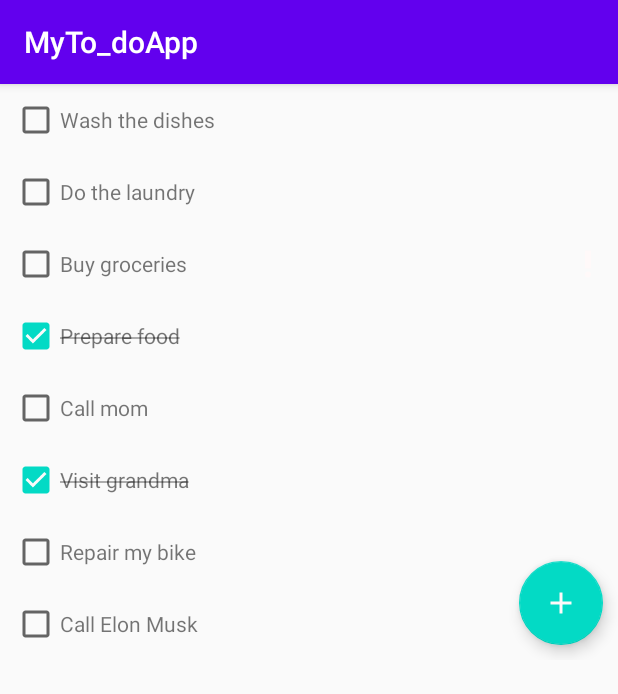
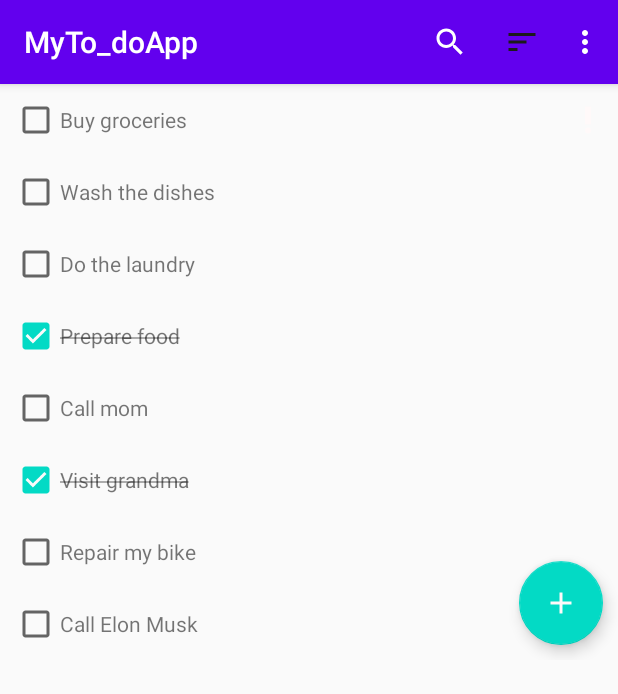
Before and after one commit to samuelaguila/MyTo_doApp, an Android app: the screen it shows after launch (MainActivity), on a phone screen of 412 x 824 dp. Shown: the top 694 px of the screen. Run offline under Robolectric (Android 15) with nearby library versions, the phone set to English and light mode, and no system bars; our stand-ins replace Dagger/Hilt's generated code, Room's generated code; libraries missing offline, so code that uses them is left out: androidx.hilt.lifecycle.

Commit message:
Setup Search View

```diff
--- a/app/src/main/java/com/saam/myto_doapp/data/TaskDao.kt
+++ b/app/src/main/java/com/saam/myto_doapp/data/TaskDao.kt
@@ -7,8 +7,8 @@ import kotlinx.coroutines.flow.Flow
 @Dao
 interface TaskDao {
 
-    @Query("SELECT * FROM task_table")
-    fun getTasks(): Flow<List<Task>>
+    @Query("SELECT * FROM task_table WHERE name LIKE '%' || :searchQuery ||'%' ORDER BY important DESC")
+    fun getTasks(searchQuery: String): Flow<List<Task>>
 
     @Insert(onConflict = OnConflictStrategy.REPLACE)
     suspend fun insert(task: Task)
--- a/app/src/main/java/com/saam/myto_doapp/ui/tasks/TasksFragment.kt
+++ b/app/src/main/java/com/saam/myto_doapp/ui/tasks/TasksFragment.kt
@@ -1,12 +1,17 @@
 package com.saam.myto_doapp.ui.tasks
 
 import android.os.Bundle
+import android.view.Menu
+import android.view.MenuInflater
+import android.view.MenuItem
 import android.view.View
+import androidx.appcompat.widget.SearchView
 import androidx.fragment.app.Fragment
 import androidx.fragment.app.viewModels
 import androidx.recyclerview.widget.LinearLayoutManager
 import com.saam.myto_doapp.R
 import com.saam.myto_doapp.databinding.FragmentTasksBinding
+import com.saam.myto_doapp.util.onQueryTextChanged
 import dagger.hilt.android.AndroidEntryPoint
 
 @AndroidEntryPoint
@@ -31,5 +36,37 @@ class TasksFragment : Fragment(R.layout.fragment_tasks) {
         viewModel.tasks.observe(viewLifecycleOwner) {
             taskAdapter.submitList(it)
         }
+
+        setHasOptionsMenu(true)
+    }
+
+    override fun onCreateOptionsMenu(menu: Menu, inflater: MenuInflater) {
+        super.onCreateOptionsMenu(menu, inflater)
+        inflater.inflate(R.menu.menu_fragment_tasks, menu)
+
+        val searchItem = menu.findItem(R.id.action_search)
+        val searchView = searchItem.actionView as SearchView
+
+        searchView.onQueryTextChanged{
+            viewModel.searchQuery.value= it
+        }
+    }
+
+    override fun onOptionsItemSelected(item: MenuItem): Boolean {
+        return when(item.itemId){
+            R.id.action_sort_by_name -> {
+                true
+            }
+            R.id.action_sort_by_date_created -> {
+                true
+            }
+            R.id.action_hide_completed_tasks -> {
+                true
+            }
+            R.id.action_delete_all_completed_tasks -> {
+                true
+            }
+            else -> super.onOptionsItemSelected(item)
+        }
     }
 }
--- a/app/src/main/java/com/saam/myto_doapp/ui/tasks/TasksViewModel.kt
+++ b/app/src/main/java/com/saam/myto_doapp/ui/tasks/TasksViewModel.kt
@@ -4,6 +4,9 @@ import androidx.hilt.lifecycle.ViewModelInject
 import androidx.lifecycle.ViewModel
 import androidx.lifecycle.asLiveData
 import com.saam.myto_doapp.data.TaskDao
+import kotlinx.coroutines.flow.MutableStateFlow
+import kotlinx.coroutines.flow.flatMapConcat
+import kotlinx.coroutines.flow.flatMapLatest
 
 class TasksViewModel
 @ViewModelInject
@@ -11,5 +14,11 @@ constructor(
     private val taskDao: TaskDao
 ) : ViewModel() {
 
-    val tasks = taskDao.getTasks().asLiveData()
+    val searchQuery= MutableStateFlow("")
+
+    private val tasksFlow= searchQuery.flatMapLatest {
+        taskDao.getTasks(it)
+    }
+
+    val tasks = tasksFlow.asLiveData()
 }
--- /dev/null
+++ b/app/src/main/java/com/saam/myto_doapp/util/ViewExt.kt
@@ -0,0 +1,16 @@
+package com.saam.myto_doapp.util
+
+import androidx.appcompat.widget.SearchView
+
+fun SearchView.onQueryTextChanged(listener: (String) -> Unit) {
+    this.setOnQueryTextListener(object : SearchView.OnQueryTextListener {
+        override fun onQueryTextSubmit(query: String?): Boolean {
+            return true
+        }
+
+        override fun onQueryTextChange(newText: String?): Boolean {
+            listener(newText.orEmpty())
+            return true
+        }
+    })
+}
--- /dev/null
+++ b/app/src/main/res/drawable/ic_baseline_search_24.xml
@@ -0,0 +1,5 @@
+<vector android:height="24dp" android:tint="#1C1B1B"
+    android:viewportHeight="24" android:viewportWidth="24"
+    android:width="24dp" xmlns:android="http://schemas.android.com/apk/res/android">
+    <path android:fillColor="@android:color/white" android:pathData="M15.5,14h-0.79l-0.28,-0.27C15.41,12.59 16,11.11 16,9.5 16,5.91 13.09,3 9.5,3S3,5.91 3,9.5 5.91,16 9.5,16c1.61,0 3.09,-0.59 4.23,-1.57l0.27,0.28v0.79l5,4.99L20.49,19l-4.99,-5zM9.5,14C7.01,14 5,11.99 5,9.5S7.01,5 9.5,5 14,7.01 14,9.5 11.99,14 9.5,14z"/>
+</vector>
--- /dev/null
+++ b/app/src/main/res/drawable/ic_baseline_sort_24.xml
@@ -0,0 +1,5 @@
+<vector android:height="24dp" android:tint="#1C1B1B"
+    android:viewportHeight="24" android:viewportWidth="24"
+    android:width="24dp" xmlns:android="http://schemas.android.com/apk/res/android">
+    <path android:fillColor="@android:color/white" android:pathData="M3,18h6v-2L3,16v2zM3,6v2h18L21,6L3,6zM3,13h12v-2L3,11v2z"/>
+</vector>
--- /dev/null
+++ b/app/src/main/res/menu/menu_fragment_tasks.xml
@@ -0,0 +1,43 @@
+<?xml version="1.0" encoding="utf-8"?>
+<menu xmlns:android="http://schemas.android.com/apk/res/android"
+    xmlns:app="http://schemas.android.com/apk/res-auto">
+
+    <item
+        android:id="@+id/action_search"
+        android:icon="@drawable/ic_baseline_search_24"
+        android:title="Search"
+        app:actionViewClass="androidx.appcompat.widget.SearchView"
+        app:showAsAction="always" />
+
+
+    <item
+        android:icon="@drawable/ic_baseline_sort_24"
+        android:title="Sort"
+        app:showAsAction="always">
+
+        <menu>
+
+            <item
+                android:id="@+id/action_sort_by_name"
+                android:title="Sort by name" />
+
+            <item
+                android:id="@+id/action_sort_by_date_created"
+                android:title="Sort by date created" />
+
+        </menu>
+
+    </item>
+
+    <item
+        android:id="@+id/action_hide_completed_tasks"
+        android:checkable="true"
+        app:showAsAction="never"
+        android:title="Hide Completed" />
+
+    <item
+        android:id="@+id/action_delete_all_completed_tasks"
+        app:showAsAction="never"
+        android:title="Delete All Completed" />
+
+</menu>
```
